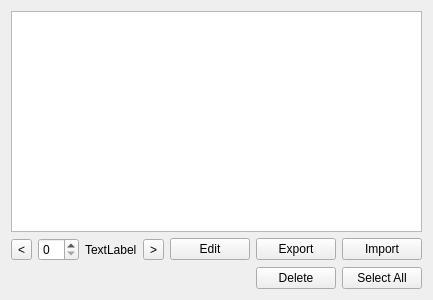
Above: app/view/widget/uitableview.ui from emtrai/hrm_monastery before the change. Below: the same form after it.
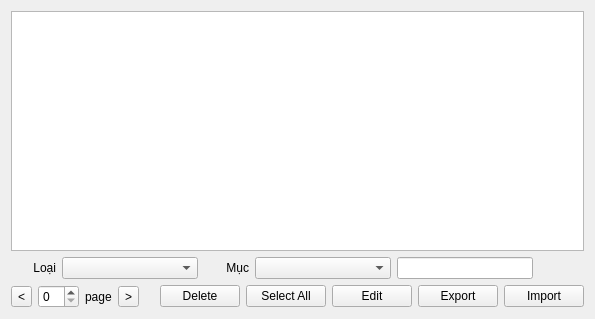
That is the form after the change. Icons and pictures are not drawn.

Diff of the .ui file:
```diff
--- a/app/view/widget/uitableview.ui
+++ b/app/view/widget/uitableview.ui
@@ -6,8 +6,8 @@
    <rect>
     <x>0</x>
     <y>0</y>
-    <width>407</width>
-    <height>300</height>
+    <width>595</width>
+    <height>319</height>
    </rect>
   </property>
   <property name="windowTitle">
@@ -17,6 +17,63 @@
    <item>
     <widget class="QTableWidget" name="tblList"/>
    </item>
+   <item>
+    <layout class="QHBoxLayout" name="horizontalLayout_4" stretch="1,3,1,3,3,1">
+     <property name="leftMargin">
+      <number>0</number>
+     </property>
+     <property name="topMargin">
+      <number>0</number>
+     </property>
+     <item>
+      <widget class="QLabel" name="label_2">
+       <property name="layoutDirection">
+        <enum>Qt::LeftToRight</enum>
+       </property>
+       <property name="text">
+        <string>Loại</string>
+       </property>
+       <property name="alignment">
+        <set>Qt::AlignRight|Qt::AlignTrailing|Qt::AlignVCenter</set>
+       </property>
+      </widget>
+     </item>
+     <item>
+      <widget class="QComboBox" name="comboBox"/>
+     </item>
+     <item>
+      <widget class="QLabel" name="label_3">
+       <property name="text">
+        <string>Mục</string>
+       </property>
+       <property name="alignment">
+        <set>Qt::AlignRight|Qt::AlignTrailing|Qt::AlignVCenter</set>
+       </property>
+      </widget>
+     </item>
+     <item>
+      <widget class="QComboBox" name="comboBox_2"/>
+     </item>
+     <item>
+      <widget class="QLineEdit" name="txtSearch"/>
+     </item>
+     <item>
+      <widget class="QPushButton" name="btnSearch">
+       <property name="text">
+        <string/>
+       </property>
+       <property name="icon">
+        <iconset>
+         <normalon>:/icon/icon/icons8-search-64.png</normalon>
+        </iconset>
+       </property>
+       <property name="flat">
+        <bool>true</bool>
+       </property>
+      </widget>
+     </item>
+    </layout>
+   </item>
    <item>
     <layout class="QHBoxLayout" name="horizontalLayout">
      <item>
@@ -32,7 +89,7 @@
      <item>
       <widget class="QLabel" name="label">
        <property name="text">
-        <string>TextLabel</string>
+        <string>page</string>
        </property>
       </widget>
      </item>
@@ -56,6 +113,20 @@
        </property>
       </spacer>
      </item>
+     <item>
+      <widget class="QPushButton" name="pushButton_5">
+       <property name="text">
+        <string>Delete</string>
+       </property>
+      </widget>
+     </item>
+     <item>
+      <widget class="QPushButton" name="pushButton_4">
+       <property name="text">
+        <string>Select All</string>
+       </property>
+      </widget>
+     </item>
      <item>
       <widget class="QPushButton" name="pushButton_3">
        <property name="text">
@@ -79,37 +150,6 @@
      </item>
     </layout>
    </item>
-   <item>
-    <layout class="QHBoxLayout" name="horizontalLayout_2">
-     <item>
-      <spacer name="horizontalSpacer_2">
-       <property name="orientation">
-        <enum>Qt::Horizontal</enum>
-       </property>
-       <property name="sizeHint" stdset="0">
-        <size>
-         <width>40</width>
-         <height>20</height>
-        </size>
-       </property>
-      </spacer>
-     </item>
-     <item>
-      <widget class="QPushButton" name="pushButton_5">
-       <property name="text">
-        <string>Delete</string>
-       </property>
-      </widget>
-     </item>
-     <item>
-      <widget class="QPushButton" name="pushButton_4">
-       <property name="text">
-        <string>Select All</string>
-       </property>
-      </widget>
-     </item>
-    </layout>
-   </item>
   </layout>
  </widget>
  <resources/>
```
